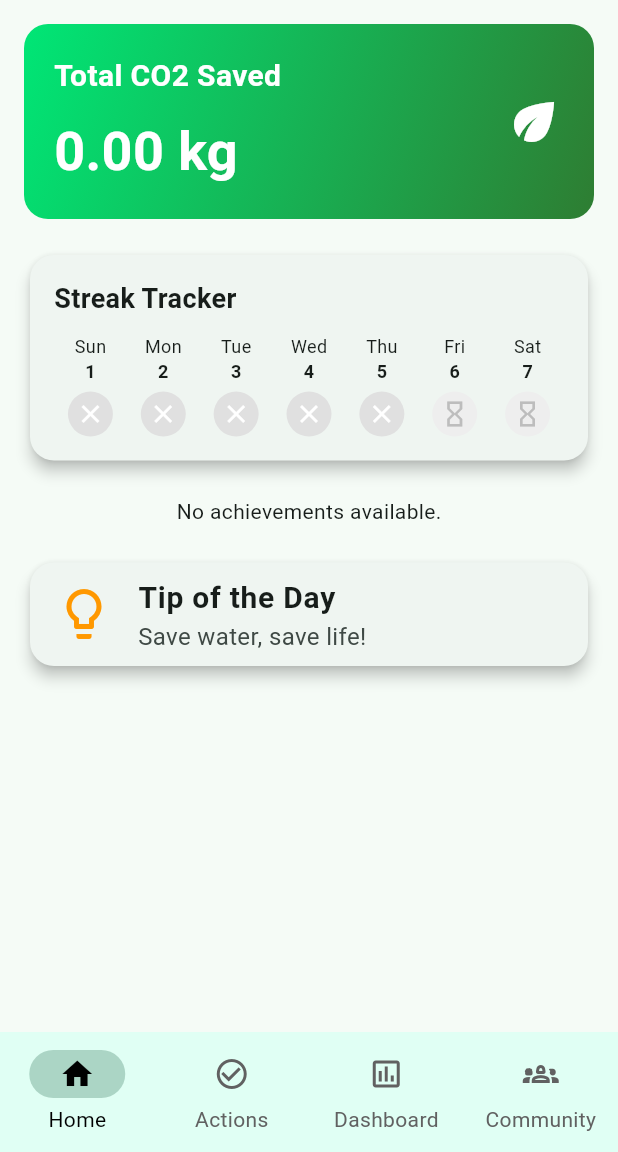
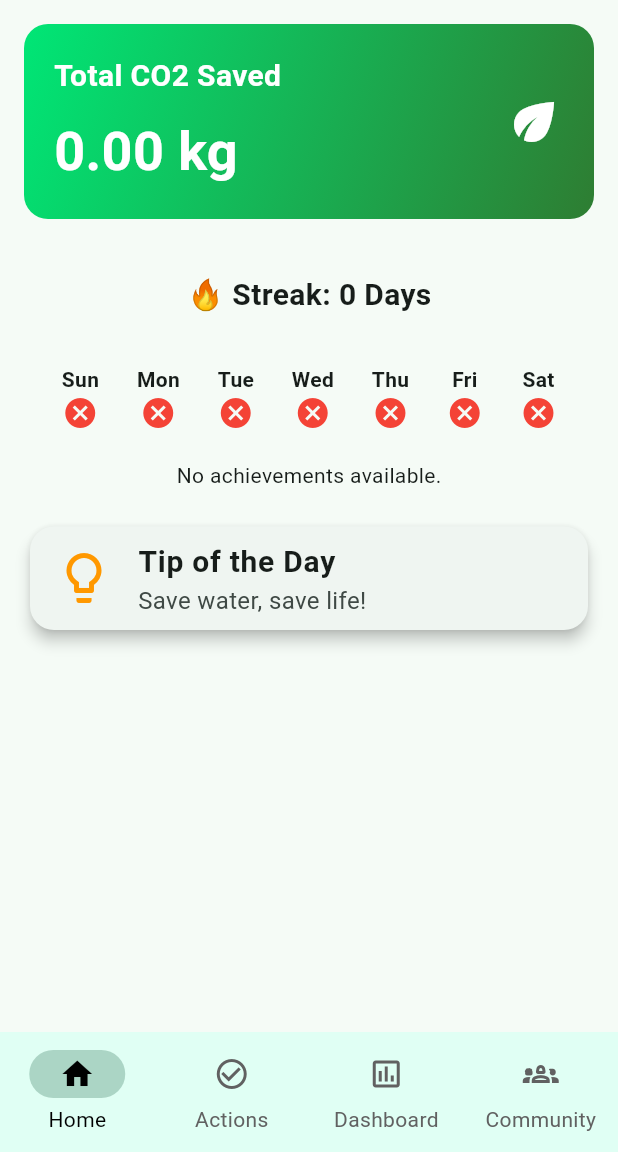
Before and after one commit to isha2125/C-Stain, a Flutter app: the screen it shows once a user with an empty profile is signed in, on a phone screen of 412 x 824 dp, the part 84-1236 px from its top. Run offline on Flutter 3.47's test engine with Material 3 defaults, Android fonts, the phone set to English and light mode, and no system bars; our stand-ins replace cloud_firestore, firebase_auth, firebase_core, flutter_riverpod, percent_indicator; missing offline and left inert: firebase_ui_auth, firebase_ui_oauth_google; accounts and stored records are empty.

Commit message:
streak feature fixed

```diff
--- a/lib/backend/auth_gate.dart
+++ b/lib/backend/auth_gate.dart
@@ -44,8 +44,15 @@ class AuthGate extends ConsumerWidget {
         profile_picture_url: user.photoURL ?? 'Default Profile Picture URL',
         total_CO2_saved: 0.0,
         username: user.displayName ?? 'No Username',
-        streak: 0,
-        lastLoginDate: Timestamp.now(),
+        currentStreak: 0,
+        lastActivityDate: Timestamp.now(),
+        streak_sunday: false,
+        streak_monday: false,
+        streak_tuesday: false,
+        streak_wednesday: false,
+        streak_thursday: false,
+        streak_friday: false,
+        streak_saturday: false,
       );
 
       await _usersCollection.doc(userModel.uid).set(userModel.toMap());
--- a/lib/components/streak_service.dart
+++ b/lib/components/streak_service.dart
@@ -1,73 +1,123 @@
+import 'package:firebase_auth/firebase_auth.dart';
+import 'package:flutter/material.dart';
+import 'package:flutter_riverpod/flutter_riverpod.dart';
 import 'package:cloud_firestore/cloud_firestore.dart';
-import 'package:firebase_auth/firebase_auth.dart';
 
-class StreakService {
-  final FirebaseFirestore _firestore = FirebaseFirestore.instance;
-  final FirebaseAuth _auth = FirebaseAuth.instance;
+// Define the streakProvider to get the current streak count
+final streakProvider = StreamProvider<int>((ref) {
+  final user = FirebaseAuth.instance.currentUser;
 
-  Future<void> updateStreak(String userId) async {
-    final userDoc = _firestore.collection('user').doc(userId);
-    final userData = await userDoc.get();
-
-    final currentDate = DateTime.now();
-    final currentWeekDay =
-        currentDate.weekday % 7; // 0 for Sunday, 6 for Saturday
-
-    List<bool> weekStreak =
-        List.from(userData['last7DaysStreak'] ?? List.filled(7, false));
-
-    // Update the current day in the weekStreak
-    weekStreak[currentWeekDay] = true;
-
-    // Reset streak if it's a new week (Sunday)
-    if (currentWeekDay == 0) {
-      weekStreak = List.filled(7, false);
-      weekStreak[0] = true;
+  if (user == null) {
+    // Return a stream with 0 if no user is logged in
+    return Stream.value(0);
   }
 
-    await userDoc.update({
-      'last7DaysStreak': weekStreak,
-      'lastLoginDate': currentDate,
-    });
-  }
+  final userId = user.uid;
 
-  Stream<List<bool>> getWeekStreakStream(String userId) {
-    return _firestore
+  // Listen for real-time updates in Firestore
+  return FirebaseFirestore.instance
       .collection('user')
       .doc(userId)
       .snapshots()
-        .map((snapshot) {
-      final weekStreak = snapshot.data()?['last7DaysStreak'] as List?;
-      return weekStreak?.cast<bool>() ?? List.filled(7, false);
+      .map((userDoc) {
+    if (userDoc.exists) {
+      final streak = userDoc.data()?['currentStreak'] ?? 0;
+      return streak;
+    } else {
+      return 0;
+    }
   });
+});
+
+final weeklyStreakProvider = StreamProvider<Map<String, bool>>((ref) {
+  final user = FirebaseAuth.instance.currentUser;
+
+  if (user == null) {
+    return Stream.value({});
   }
 
-  bool _isSameDay(DateTime date1, DateTime date2) {
-    return date1.year == date2.year &&
-        date1.month == date2.month &&
-        date1.day == date2.day;
-  }
+  final userId = user.uid;
 
-  Stream<List<bool>> getLastSevenDaysStreakStream(String userId) {
-    return _firestore
+  // Listen for real-time updates in Firestore
+  return FirebaseFirestore.instance
       .collection('user')
       .doc(userId)
       .snapshots()
-        .map((snapshot) {
-      final last7DaysStreak = snapshot.data()?['last7DaysStreak'] as List?;
-      List<bool> streak =
-          last7DaysStreak?.cast<bool>() ?? List.filled(7, false);
+      .map((userDoc) {
+    if (userDoc.exists) {
+      return {
+        'Sunday': userDoc.data()?['streak_sunday'] ?? false,
+        'Monday': userDoc.data()?['streak_monday'] ?? false,
+        'Tuesday': userDoc.data()?['streak_tuesday'] ?? false,
+        'Wednesday': userDoc.data()?['streak_wednesday'] ?? false,
+        'Thursday': userDoc.data()?['streak_thursday'] ?? false,
+        'Friday': userDoc.data()?['streak_friday'] ?? false,
+        'Saturday': userDoc.data()?['streak_saturday'] ?? false,
+      };
+    } else {
+      return {};
+    }
+  });
+});
 
-      // Ensure the streak starts from Sunday
-      final today = DateTime.now();
-      final daysUntilSunday = (7 - today.weekday) % 7;
-      final sundayStreak = List<bool>.filled(7, false);
-      for (int i = 0; i < 7; i++) {
-        final index = (i + daysUntilSunday) % 7;
-        sundayStreak[i] = index < streak.length ? streak[index] : false;
+class StreakWidget extends ConsumerWidget {
+  @override
+  Widget build(BuildContext context, WidgetRef ref) {
+    final asyncStreak = ref.watch(streakProvider);
+    final weeklyStreakAsync = ref.watch(weeklyStreakProvider);
+
+    return Column(
+      children: [
+        asyncStreak.when(
+          data: (streak) => Container(
+            padding: EdgeInsets.all(16.0),
+            child: Text(
+              '🔥 Streak: $streak Days',
+              style: TextStyle(fontSize: 20, fontWeight: FontWeight.bold),
+            ),
+          ),
+          loading: () => Center(child: CircularProgressIndicator()),
+          error: (err, stack) => Text('Error: $err'),
+        ),
+        SizedBox(height: 16.0),
+        weeklyStreakAsync.when(
+          data: (weeklyStreak) {
+            return _buildWeeklyStreakView(weeklyStreak);
+          },
+          loading: () => CircularProgressIndicator(),
+          error: (err, stack) => Text('Error: $err'),
+        ),
+      ],
+    );
   }
 
-      return sundayStreak;
-    });
+  Widget _buildWeeklyStreakView(Map<String, bool> weeklyStreak) {
+    List<String> days = [
+      'Sunday',
+      'Monday',
+      'Tuesday',
+      'Wednesday',
+      'Thursday',
+      'Friday',
+      'Saturday'
+    ];
+
+    return Row(
+      mainAxisAlignment: MainAxisAlignment.spaceEvenly,
+      children: days.map((day) {
+        bool hasStreak = weeklyStreak[day] ?? false;
+
+        return Column(
+          children: [
+            Text(day.substring(0, 3),
+                style: TextStyle(fontWeight: FontWeight.bold)),
+            Icon(
+              hasStreak ? Icons.check_circle : Icons.cancel,
+              color: hasStreak ? Colors.green : Colors.red,
+            ),
+          ],
+        );
+      }).toList(),
+    );
   }
 }
--- a/lib/models/user.dart
+++ b/lib/models/user.dart
@@ -13,8 +13,15 @@ class UserModel {
   final String profile_picture_url;
   final double total_CO2_saved;
   final String username;
-  final int streak; // New property
-  final Timestamp lastLoginDate; // New property
+  final int currentStreak; // New property
+  final Timestamp lastActivityDate; // New property
+  final bool streak_sunday;
+  final bool streak_monday;
+  final bool streak_tuesday;
+  final bool streak_wednesday;
+  final bool streak_thursday;
+  final bool streak_friday;
+  final bool streak_saturday;
   UserModel({
     required this.uid,
     required this.bio,
@@ -24,8 +31,15 @@ class UserModel {
     required this.profile_picture_url,
     required this.total_CO2_saved,
     required this.username,
-    required this.streak, // Add this
-    required this.lastLoginDate, // A
+    required this.currentStreak,
+    required this.lastActivityDate,
+    required this.streak_sunday,
+    required this.streak_monday,
+    required this.streak_tuesday,
+    required this.streak_wednesday,
+    required this.streak_thursday,
+    required this.streak_friday,
+    required this.streak_saturday,
   });
 
   UserModel copyWith({
@@ -37,8 +51,15 @@ class UserModel {
     String? profile_picture_url,
     double? total_CO2_saved,
     String? username,
-    int? streak,
-    Timestamp? lastLoginDate,
+    int? currentStreak,
+    Timestamp? lastActivityDate,
+    bool? streak_sunday,
+    bool? streak_monday,
+    bool? streak_tuesday,
+    bool? streak_wednesday,
+    bool? streak_thursday,
+    bool? streak_friday,
+    bool? streak_saturday,
   }) {
     return UserModel(
       uid: uid ?? this.uid,
@@ -49,8 +70,15 @@ class UserModel {
       profile_picture_url: profile_picture_url ?? this.profile_picture_url,
       total_CO2_saved: total_CO2_saved ?? this.total_CO2_saved,
       username: username ?? this.username,
-      streak: streak ?? this.streak,
-      lastLoginDate: lastLoginDate ?? this.lastLoginDate,
+      currentStreak: currentStreak ?? this.currentStreak,
+      lastActivityDate: lastActivityDate ?? this.lastActivityDate,
+      streak_sunday: streak_sunday ?? this.streak_sunday,
+      streak_monday: streak_monday ?? this.streak_monday,
+      streak_tuesday: streak_tuesday ?? this.streak_tuesday,
+      streak_wednesday: streak_wednesday ?? this.streak_wednesday,
+      streak_thursday: streak_thursday ?? this.streak_thursday,
+      streak_friday: streak_friday ?? this.streak_friday,
+      streak_saturday: streak_saturday ?? this.streak_saturday,
     );
   }
 
@@ -64,8 +92,15 @@ class UserModel {
       'profile_picture_url': profile_picture_url,
       'total_CO2_saved': total_CO2_saved,
       'username': username,
-      'streak': streak,
-      'lastLoginDate': lastLoginDate,
+      'currentStreak': currentStreak,
+      'lastActivityDate': lastActivityDate,
+      'streak_sunday': streak_sunday,
+      'streak_monday': streak_monday,
+      'streak_tuesday': streak_tuesday,
+      'streak_wednesday': streak_wednesday,
+      'streak_thursday': streak_thursday,
+      'streak_friday': streak_friday,
+      'streak_saturday': streak_saturday,
     };
   }
 
@@ -79,8 +114,15 @@ class UserModel {
       profile_picture_url: map['profile_picture_url'] as String,
       total_CO2_saved: map['total_CO2_saved'] as double,
       username: map['username'] as String,
-      streak: map['streak'] as int,
-      lastLoginDate: map['lastLoginDate'] as Timestamp,
+      currentStreak: map['currentStreak'] as int,
+      lastActivityDate: map['lastActivityDate'] as Timestamp,
+      streak_sunday: map['streak_sunday'] as bool,
+      streak_monday: map['streak_monday'] as bool,
+      streak_tuesday: map['streak_tuesday'] as bool,
+      streak_wednesday: map['streak_wednesday'] as bool,
+      streak_thursday: map['streak_thursday'] as bool,
+      streak_friday: map['streak_friday'] as bool,
+      streak_saturday: map['streak_saturday'] as bool,
     );
   }
 
@@ -91,7 +133,7 @@ class UserModel {
 
   @override
   String toString() {
-    return 'UserModel(uid: $uid, bio: $bio, created_at: $created_at, email: $email, full_name: $full_name, profile_picture_url: $profile_picture_url, total_CO2_saved: $total_CO2_saved, username: $username,streak: $streak, lastLoginDate: $lastLoginDate)';
+    return 'UserModel(uid: $uid, bio: $bio, created_at: $created_at, email: $email, full_name: $full_name, profile_picture_url: $profile_picture_url, total_CO2_saved: $total_CO2_saved, username: $username, currentStreak: $currentStreak, lastActivityDate: $lastActivityDate, streak_sunday: $streak_sunday, streak_monday: $streak_monday, streak_tuesday: $streak_tuesday, streak_wednesday: $streak_wednesday, streak_thursday: $streak_thursday, streak_friday: $streak_friday, streak_saturday: $streak_saturday)';
   }
 
   @override
@@ -106,8 +148,15 @@ class UserModel {
         other.profile_picture_url == profile_picture_url &&
         other.total_CO2_saved == total_CO2_saved &&
         other.username == username &&
-        other.streak == streak &&
-        other.lastLoginDate == lastLoginDate;
+        other.currentStreak == currentStreak &&
+        other.lastActivityDate == lastActivityDate &&
+        other.streak_sunday == streak_sunday &&
+        other.streak_monday == streak_monday &&
+        other.streak_tuesday == streak_tuesday &&
+        other.streak_wednesday == streak_wednesday &&
+        other.streak_thursday == streak_thursday &&
+        other.streak_friday == streak_friday &&
+        other.streak_saturday == streak_saturday;
   }
 
   @override
@@ -120,7 +169,14 @@ class UserModel {
         profile_picture_url.hashCode ^
         total_CO2_saved.hashCode ^
         username.hashCode ^
-        streak.hashCode ^
-        lastLoginDate.hashCode;
+        currentStreak.hashCode ^
+        lastActivityDate.hashCode ^
+        streak_sunday.hashCode ^
+        streak_monday.hashCode ^
+        streak_tuesday.hashCode ^
+        streak_wednesday.hashCode ^
+        streak_thursday.hashCode ^
+        streak_friday.hashCode ^
+        streak_saturday.hashCode;
   }
 }
--- a/lib/screens/home_screen.dart
+++ b/lib/screens/home_screen.dart
@@ -22,12 +22,7 @@ final userStreamProvider = StreamProvider.autoDispose<UserModel>((ref) {
   if (user == null) throw Exception('User not authenticated');
   return ref.watch(firestoreServiceProvider).getUserStream(user.uid);
 });
-final streakProvider = StreamProvider.autoDispose<List<bool>>((ref) {
-  final user = ref.watch(authStateProvider).value;
-  if (user == null) return Stream.value(List.filled(7, false));
-  final streakService = StreakService();
-  return streakService.getLastSevenDaysStreakStream(user.uid);
-});
+
 //final userProvider = StateProvider<User?>((ref) => User(full_name: "Aditya"));
 //final co2SavedProvider = StateProvider<double>((ref) => 100.0);
 final achievementProgressProvider = StateProvider<double>((ref) => 0.75);
@@ -44,7 +39,6 @@ class HomeScreen extends ConsumerWidget {
 
   @override
   Widget build(BuildContext context, WidgetRef ref) {
-    final streakAsyncValue = ref.watch(streakProvider);
     final userStream = ref.watch(userStreamProvider);
     final achievements = ref.watch(achievementsProvider);
     print("Achievements state: ${achievements.toString()}");
@@ -147,7 +141,8 @@ class HomeScreen extends ConsumerWidget {
                   SizedBox(height: 20),
 
                   // Streak Tracker for a Week
-                  _buildStreakTracker(ref),
+                  StreakWidget(),
+
                   // Card(
                   //   shape: RoundedRectangleBorder(
                   //     borderRadius: BorderRadius.circular(16.0),
@@ -400,89 +395,4 @@ class HomeScreen extends ConsumerWidget {
       ),
     );
   }
-
-  Widget _buildStreakTracker(WidgetRef ref) {
-    final streakAsyncValue = ref.watch(streakProvider);
-
-    return Card(
-        shape: RoundedRectangleBorder(
-          borderRadius: BorderRadius.circular(16.0),
-        ),
-        elevation: 4,
-        child: Padding(
-            padding: const EdgeInsets.all(16.0),
-            child:
-                Column(crossAxisAlignment: CrossAxisAlignment.start, children: [
-              Text(
-                'Streak Tracker',
-                style: TextStyle(
-                  fontSize: 18,
-                  fontWeight: FontWeight.bold,
-                ),
-              ),
-              SizedBox(height: 10),
-              streakAsyncValue.when(
-                data: (streak) => Row(
-                  mainAxisAlignment: MainAxisAlignment.spaceAround,
-                  children: List.generate(7, (index) {
-                    final date = DateTime.now()
-                        .subtract(Duration(days: DateTime.now().weekday % 7))
-                        .add(Duration(days: index));
-                    final dayName = [
-                      'Sun',
-                      'Mon',
-                      'Tue',
-                      'Wed',
-                      'Thu',
-                      'Fri',
-                      'Sat'
-                    ][index];
-                    final isActive = streak[index];
-                    final isToday = date.day == DateTime.now().day;
-                    final isFuture = date.isAfter(DateTime.now());
-
-                    return Column(
-                      children: [
-                        Text(
-                          dayName,
-                          style: TextStyle(fontSize: 12),
-                        ),
-                        Text(
-                          '${date.day}',
-                          style: TextStyle(
-                              fontSize: 12, fontWeight: FontWeight.bold),
-                        ),
-                        SizedBox(height: 5),
-                        Container(
-                          width: 30,
-                          height: 30,
-                          decoration: BoxDecoration(
-                            shape: BoxShape.circle,
-                            color: isActive
-                                ? Colors.green
-                                : (isFuture
-                                    ? Colors.grey[200]
-                                    : Colors.grey[300]),
-                          ),
-                          child: Icon(
-                            isActive
-                                ? Icons.check
-                                : (isFuture
-                                    ? Icons.hourglass_empty
-                                    : Icons.close),
-                            color: isActive
-                                ? Colors.white
-                                : (isFuture ? Colors.grey[400] : Colors.white),
-                            size: 20,
-                          ),
-                        ),
-                      ],
-                    );
-                  }),
-                ),
-                loading: () => Center(child: CircularProgressIndicator()),
-                error: (error, _) => Text('Error: $error'),
-              ),
-            ])));
-  }
 }
```
Also changed, not shown: lib/providers/firestore_service.dart (+94 -3 lines). Lines whose indentation alone changed are shown as unchanged.
